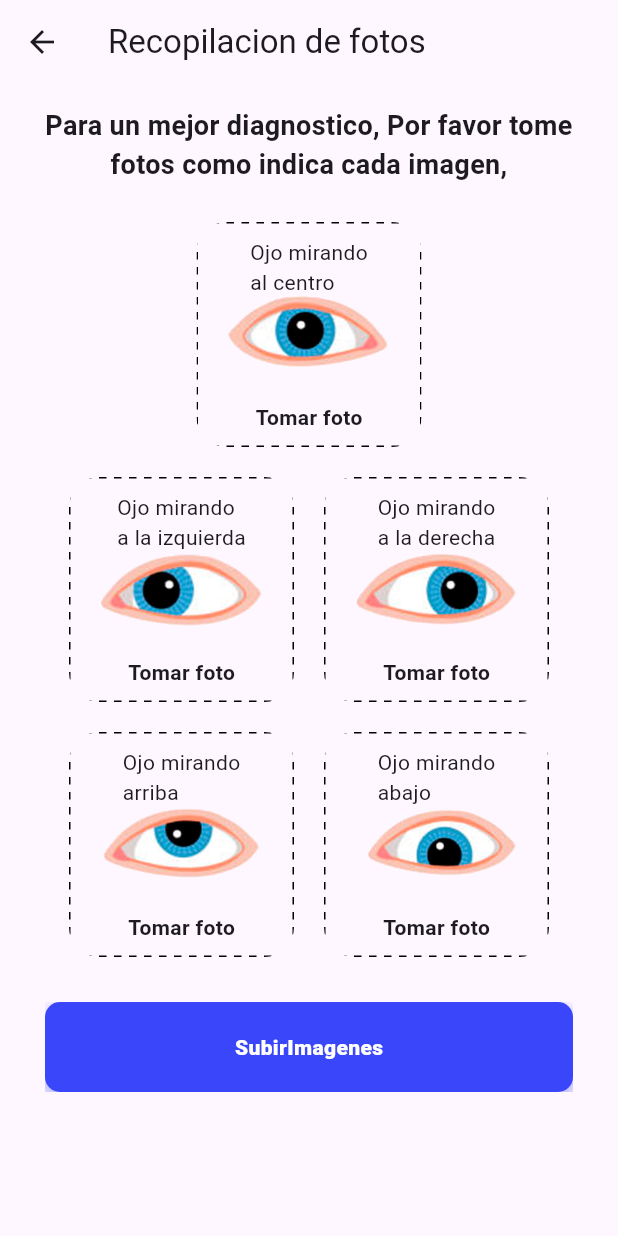
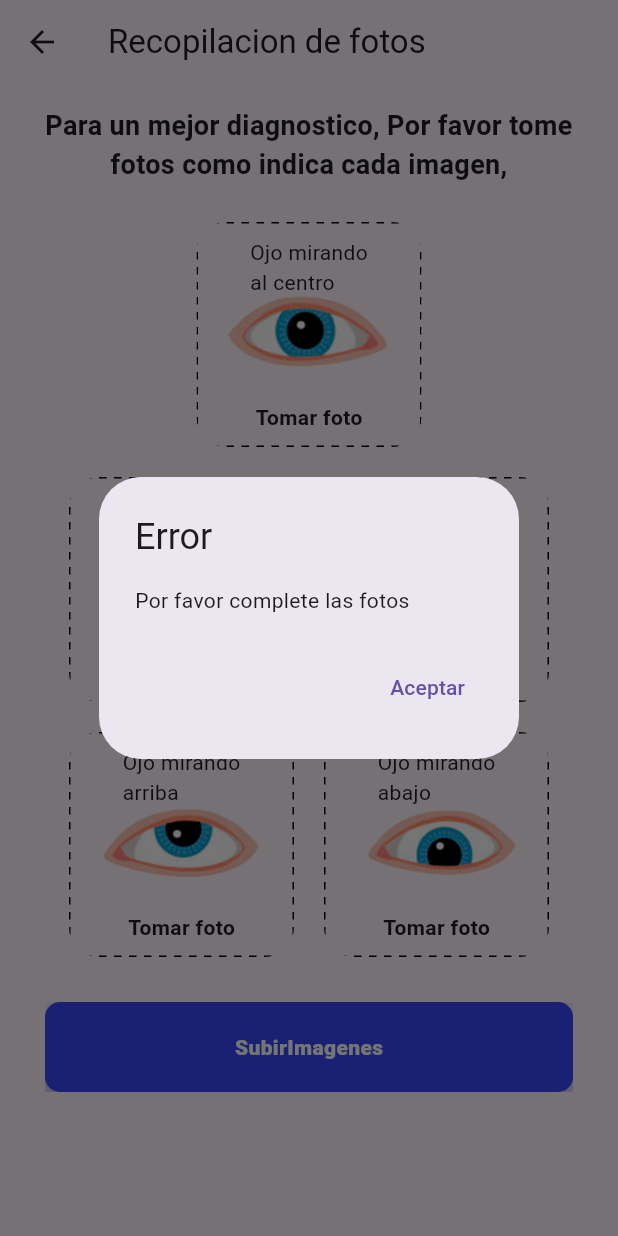
Before and after one commit to AleMancilla/eyeia, a Flutter app: the EyeScreen screen opened directly, after a tap on "SubirImagenes", on a phone screen of 412 x 824 dp. Run offline on Flutter 3.47's test engine with Material 3 defaults, Android fonts, the phone set to English and light mode, and no system bars; our stand-ins replace firebase_core, firebase_storage, flutter_svg, get, image_picker; accounts and stored records are empty.

Commit message:
uplad images to model IA

```diff
--- /dev/null
+++ b/lib/domain/mode_ai_eye_disease.dart
@@ -0,0 +1,109 @@
+// To parse this JSON data, do
+//
+//     final response = responseFromJson(jsonString);
+
+import 'dart:convert';
+
+ModelAiEyeDisease responseFromJson(String str) =>
+    ModelAiEyeDisease.fromJson(json.decode(str));
+
+String responseToJson(ModelAiEyeDisease data) => json.encode(data.toJson());
+
+class ModelAiEyeDisease {
+  double? time;
+  Image? image;
+  List<Prediction>? predictions;
+
+  ModelAiEyeDisease({
+    this.time,
+    this.image,
+    this.predictions,
+  });
+
+  factory ModelAiEyeDisease.fromJson(Map<String, dynamic> json) =>
+      ModelAiEyeDisease(
+        time: json["time"]?.toDouble(),
+        image: json["image"] == null ? null : Image.fromJson(json["image"]),
+        predictions: json["predictions"] == null
+            ? []
+            : List<Prediction>.from(
+                json["predictions"]!.map((x) => Prediction.fromJson(x))),
+      );
+
+  Map<String, dynamic> toJson() => {
+        "time": time,
+        "image": image?.toJson(),
+        "predictions": predictions == null
+            ? []
+            : List<dynamic>.from(predictions!.map((x) => x.toJson())),
+      };
+}
+
+class Image {
+  int? width;
+  int? height;
+
+  Image({
+    this.width,
+    this.height,
+  });
+
+  factory Image.fromJson(Map<String, dynamic> json) => Image(
+        width: json["width"],
+        height: json["height"],
+      );
+
+  Map<String, dynamic> toJson() => {
+        "width": width,
+        "height": height,
+      };
+}
+
+class Prediction {
+  double? x;
+  double? y;
+  double? width;
+  double? height;
+  double? confidence;
+  String? predictionClass;
+  int? classId;
+  String? detectionId;
+
+  Prediction({
+    this.x,
+    this.y,
+    this.width,
+    this.height,
+    this.confidence,
+    this.predictionClass,
+    this.classId,
+    this.detectionId,
+  });
+
+  factory Prediction.fromJson(Map<String, dynamic> json) => Prediction(
+        x: json["x"]?.toDouble(),
+        y: json["y"]?.toDouble(),
+        width: json["width"]?.toDouble(),
+        height: json["height"]?.toDouble(),
+        confidence: json["confidence"]?.toDouble(),
+        predictionClass: json["class"],
+        classId: json["class_id"],
+        detectionId: json["detection_id"],
+      );
+
+  Map<String, dynamic> toJson() => {
+        "x": x,
+        "y": y,
+        "width": width,
+        "height": height,
+        "confidence": confidence,
+        "class": predictionClass,
+        "class_id": classId,
+        "detection_id": detectionId,
+      };
+
+  Map<String, dynamic> toJsonForChatGPT() => {
+        "confidence": confidence,
+        "class": predictionClass,
+      };
+}
--- a/lib/presentation/eye/eye_screen.dart
+++ b/lib/presentation/eye/eye_screen.dart
@@ -175,40 +175,53 @@ class _EyeScreenState extends State<EyeScreen> {
               child: CustomButtonWidget(
                 textButton: 'SubirImagenes',
                 onTap: () async {
-                  // if (controller.imageEyeCenter == null ||
-                  //     controller.imageEyeUp == null ||
-                  //     controller.imageEyeButtom == null ||
-                  //     controller.imageEyeleft == null ||
-                  //     controller.imageEyeRigth == null) {
-                  if (false) {
+                  if (controller.imageEyeCenter == null ||
+                      controller.imageEyeUp == null ||
+                      controller.imageEyeButtom == null ||
+                      controller.imageEyeleft == null ||
+                      controller.imageEyeRigth == null) {
                     showToastMessage('Por favor complete las fotos');
                   } else {
+                    excecuteProcess(context, () async {
                       // controller.imageUrl1 =
                       //     await uploadImage(controller.imageEyeCenter);
                       if (controller.imageEyeCenter != null) {
                         final contents =
                             controller.imageEyeCenter!.readAsBytesSync();
                         final encondedContents = base64.encode(contents);
-                      controller.makePostRequestWithBase64(encondedContents);
+                        controller.prediction1 = await controller
+                            .makePostRequestWithBase64(encondedContents);
                       }
-                    // controller.imageUrl2 =
-                    //     await uploadImage(controller.imageEyeUp);
-                    // controller.imageUrl3 =
-                    //     await uploadImage(controller.imageEyeButtom);
-                    // controller.imageUrl4 =
-                    //     await uploadImage(controller.imageEyeleft);
-                    // controller.imageUrl5 =
-                    //     await uploadImage(controller.imageEyeRigth);
-
-                    // print(' ========== lista de links ===== ');
-                    // print(controller.imageUrl1);
-                    // // print(controller.imageUrl2);
-                    // // print(controller.imageUrl3);
-                    // // print(controller.imageUrl4);
-                    // // print(controller.imageUrl5);
-                    // print(' ========== lista de links ===== ');
-
-                    // controller.makePostRequest(controller.imageUrl1!);
+                      if (controller.imageEyeUp != null) {
+                        final contents =
+                            controller.imageEyeUp!.readAsBytesSync();
+                        final encondedContents = base64.encode(contents);
+                        controller.prediction2 = await controller
+                            .makePostRequestWithBase64(encondedContents);
+                      }
+                      // if (controller.imageEyeButtom != null) {
+                      //   final contents =
+                      //       controller.imageEyeButtom!.readAsBytesSync();
+                      //   final encondedContents = base64.encode(contents);
+                      //   controller.prediction3 = await controller
+                      //       .makePostRequestWithBase64(encondedContents);
+                      // }
+                      // if (controller.imageEyeleft != null) {
+                      //   final contents =
+                      //       controller.imageEyeleft!.readAsBytesSync();
+                      //   final encondedContents = base64.encode(contents);
+                      //   controller.prediction4 = await controller
+                      //       .makePostRequestWithBase64(encondedContents);
+                      // }
+                      // if (controller.imageEyeRigth != null) {
+                      //   final contents =
+                      //       controller.imageEyeRigth!.readAsBytesSync();
+                      //   final encondedContents = base64.encode(contents);
+                      //   controller.prediction5 = await controller
+                      //       .makePostRequestWithBase64(encondedContents);
+                      // }
+                      print(controller);
+                    });
                   }
                 },
               ),
--- a/lib/presentation/global_controller.dart
+++ b/lib/presentation/global_controller.dart
@@ -1,6 +1,7 @@
 import 'dart:convert';
 import 'dart:io';
 
+import 'package:eye_ia_detection/domain/mode_ai_eye_disease.dart';
 import 'package:flutter/material.dart';
 import 'package:get/get.dart';
 import 'package:http/http.dart' as http;
@@ -18,11 +19,11 @@ class GlobalController extends GetxController {
   File? imageEyeleft;
   File? imageEyeRigth;
 
-  String? imageUrl1;
-  String? imageUrl2;
-  String? imageUrl3;
-  String? imageUrl4;
-  String? imageUrl5;
+  List<Prediction>? prediction1;
+  List<Prediction>? prediction2;
+  List<Prediction>? prediction3;
+  List<Prediction>? prediction4;
+  List<Prediction>? prediction5;
 
   @override
   void dispose() {
@@ -34,7 +35,8 @@ class GlobalController extends GetxController {
     super.dispose();
   }
 
-  Future<void> makePostRequestWithBase64(String base64Contents) async {
+  Future<List<Prediction>?> makePostRequestWithBase64(
+      String base64Contents) async {
     const String apiUrl =
         'https://detect.roboflow.com/eye_diseases_detect/1?api_key=eQyFmgr5R9fwiS2vt4uv';
     final response = await http.post(
@@ -52,6 +54,7 @@ class GlobalController extends GetxController {
       // Imprimir la respuesta en la consola.
       print('Response status: ${response.statusCode}');
       print('Response body: ${response.body}');
+      return responseFromJson(response.body).predictions;
     } else {
       // Si la solicitud falla, imprimir el mensaje de error.
       throw Exception('Failed to load data');
```
Lines whose indentation alone changed are shown as unchanged.
